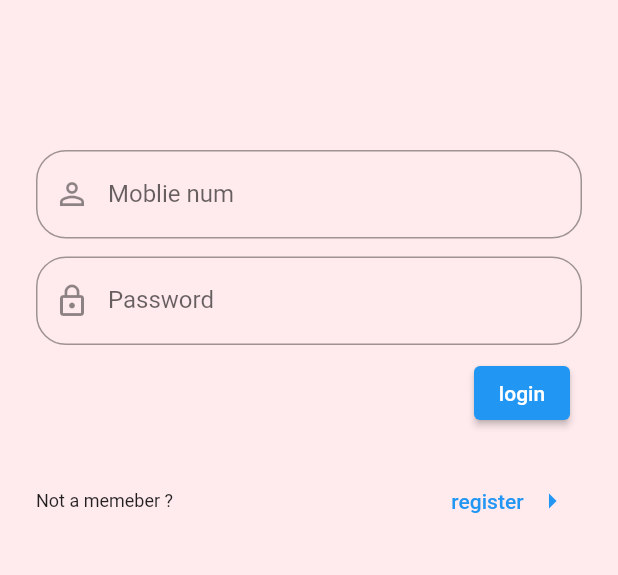
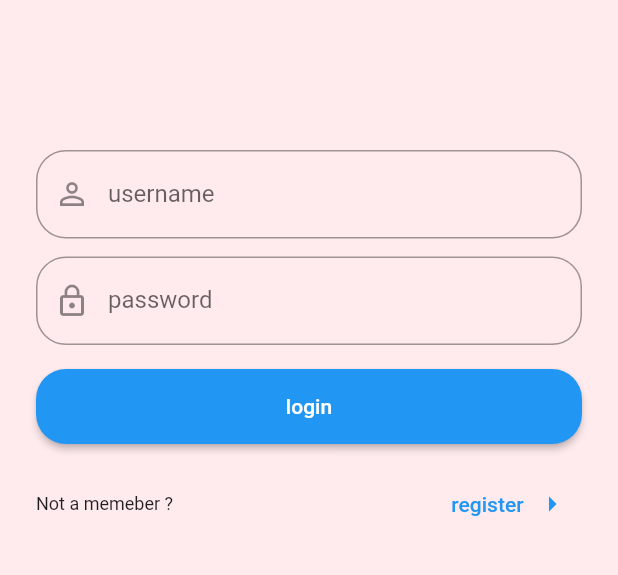
Before and after one commit to IOU4/sol-flutter, a Flutter app: the screen it shows after launch, on a phone screen of 412 x 824 dp, the part 234-809 px from its top. Run offline on Flutter 3.47's test engine with Material 2 defaults, Android fonts, the phone set to English and light mode, and no system bars.

Commit message:
extract input decoration to local variable

```diff
--- a/lib/login.dart
+++ b/lib/login.dart
@@ -10,6 +10,19 @@ class LoginPage extends StatefulWidget {
 class _LoginPageState extends State<LoginPage> {
   final _usernameController = TextEditingController();
   final _passwordController = TextEditingController();
+
+  var inputDecoration = (String labelText, IconData icon) => InputDecoration(
+        prefixIcon: Icon(icon),
+        border: OutlineInputBorder(
+          borderSide: BorderSide(width: 2, color: (Colors.brown[400])!),
+          borderRadius: const BorderRadius.all(Radius.circular(20)),
+        ),
+        labelText: labelText,
+      );
+
+  final ButtonStyle buttonStyle = ElevatedButton.styleFrom(
+      shape: const RoundedRectangleBorder(
+          borderRadius: BorderRadius.all(Radius.circular(20))));
 
   @override
   Widget build(BuildContext context) {
@@ -36,40 +49,27 @@ class _LoginPageState extends State<LoginPage> {
             const SizedBox(height: 100.0),
             TextField(
               controller: _usernameController,
-              decoration: InputDecoration(
-                prefixIcon: const Icon(Icons.person_outline),
-                border: OutlineInputBorder(
-                  borderSide: BorderSide(width: 2, color: (Colors.brown[400])!),
-                  borderRadius: const BorderRadius.all(Radius.circular(20)),
+              decoration: inputDecoration('username', Icons.person_outline),
             ),
-                labelText: 'Moblie num',
-              ),
-            ),
-            // spacer
             const SizedBox(height: 12.0),
             TextField(
               controller: _passwordController,
-              decoration: InputDecoration(
-                prefixIcon: const Icon(Icons.lock_outline),
-                border: OutlineInputBorder(
-                  borderSide: BorderSide(width: 2, color: (Colors.brown[400])!),
-                  borderRadius: const BorderRadius.all(Radius.circular(20)),
-                ),
-                labelText: 'Password',
-              ),
+              decoration: inputDecoration('password', Icons.lock_outline),
               obscureText: true,
             ),
-            ButtonBar(
-              children: <Widget>[
-                ElevatedButton(
+            const SizedBox(height: 16),
+            SizedBox(
+              width: double.maxFinite,
+              height: 50.0,
+              child: ElevatedButton(
                 onPressed: () {
                   // TODO: invoke login
                   // ignore: avoid_print
                   print("login ....");
                 },
+                style: buttonStyle,
                 child: const Text('login'),
               ),
-              ],
             ),
             const SizedBox(height: 16),
             Row(
```
Lines whose indentation alone changed are shown as unchanged.
